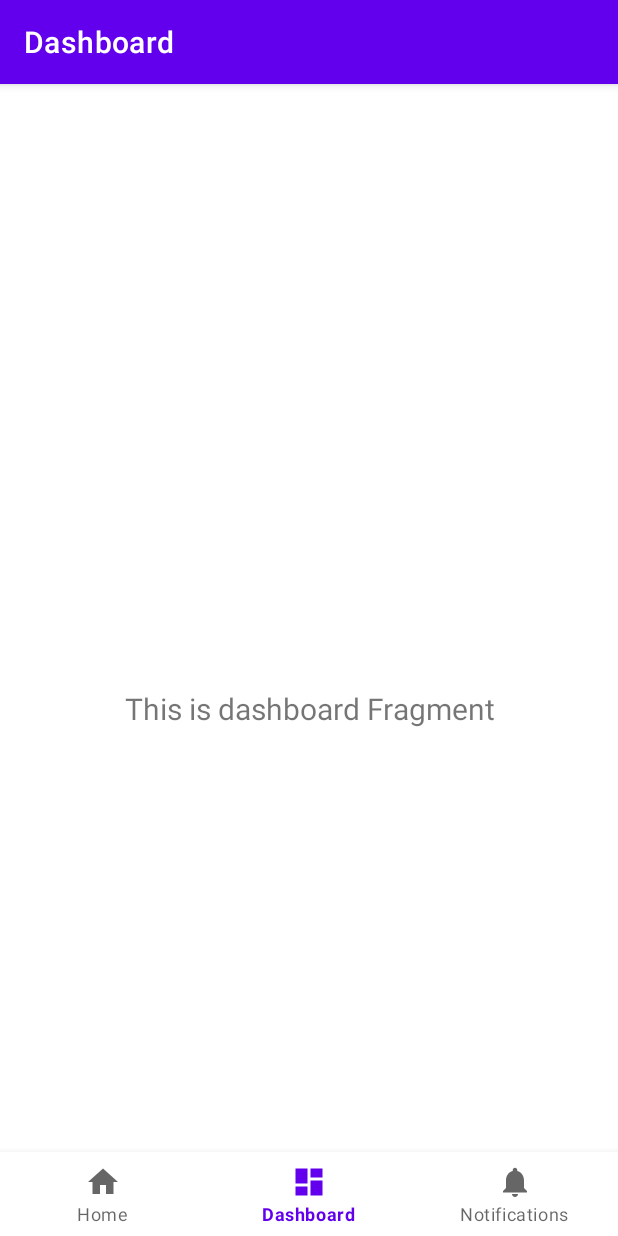
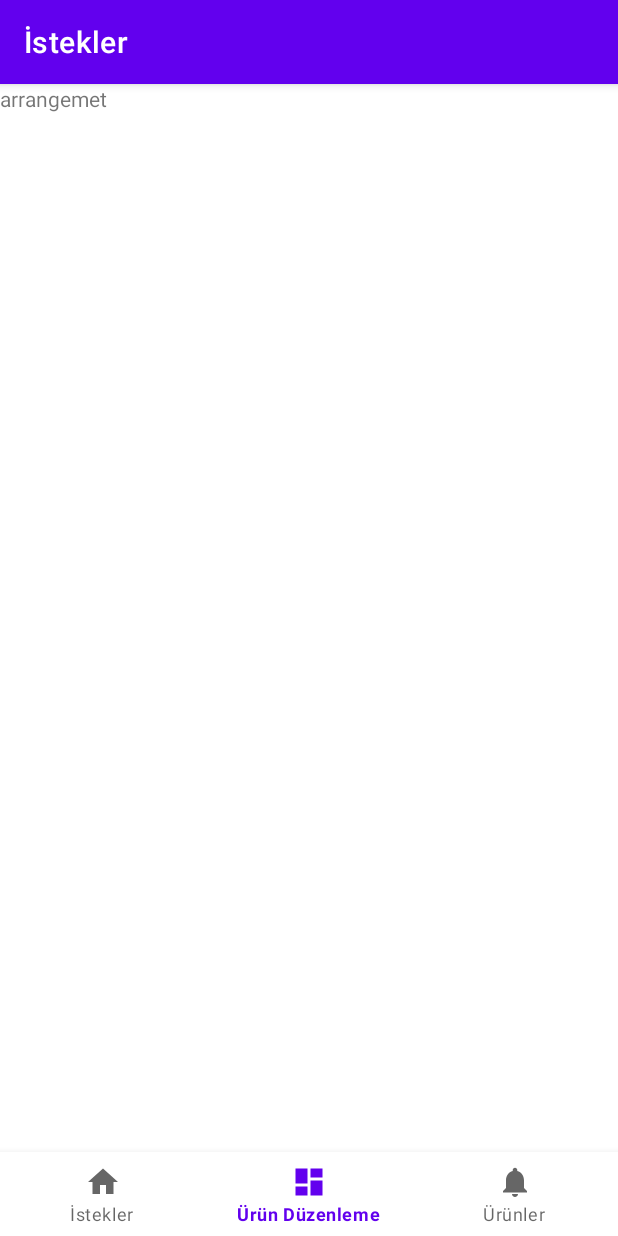
Before and after one commit to 55selcukozdemir/santiye, an Android app: the screen it shows after launch (MainActivity before the commit, Warehome after it), item 2 of the bottom bar chosen, on a phone screen of 412 x 824 dp. Run offline under Robolectric (Android 15) with nearby library versions, the phone set to English and light mode, and no system bars; our stand-ins replace navigation-ui.

Commit message:
warehome navigation added

```diff
--- a/app/src/main/AndroidManifest.xml
+++ b/app/src/main/AndroidManifest.xml
@@ -10,21 +10,26 @@
         android:supportsRtl="true"
         android:theme="@style/Theme.Santiye">
         <activity
-            android:name=".LoginActivity"
-            android:exported="true" />
-        <activity
-            android:name=".Operator"
-            android:exported="true"/>
-        <activity
-            android:name=".MainActivity"
-            android:exported="true"
-            android:label="@string/app_name">
+            android:name=".Warehome"
+            android:exported="true" >
             <intent-filter>
                 <action android:name="android.intent.action.MAIN" />
 
                 <category android:name="android.intent.category.LAUNCHER" />
             </intent-filter>
         </activity>
+        <activity
+            android:name=".LoginActivity"
+            android:exported="true" />
+        <activity
+            android:name=".Operator"
+            android:exported="true" />
+        <activity
+            android:name=".MainActivity"
+            android:exported="true"
+            android:label="@string/app_name">
+
+        </activity>
     </application>
 
 </manifest>
--- /dev/null
+++ b/app/src/main/java/com/example/santiye/Warehome.kt
@@ -0,0 +1,33 @@
+package com.example.santiye
+
+import android.os.Binder
+import androidx.appcompat.app.AppCompatActivity
+import android.os.Bundle
+import androidx.navigation.findNavController
+import androidx.navigation.ui.AppBarConfiguration
+import androidx.navigation.ui.setupActionBarWithNavController
+import androidx.navigation.ui.setupWithNavController
+import com.example.santiye.databinding.ActivityWarehomeBinding
+import com.google.android.material.bottomnavigation.BottomNavigationView
+
+class Warehome : AppCompatActivity() {
+
+    private lateinit var binding: ActivityWarehomeBinding
+
+    override fun onCreate(savedInstanceState: Bundle?) {
+        super.onCreate(savedInstanceState)
+        binding = ActivityWarehomeBinding.inflate(layoutInflater)
+        setContentView(binding.root)
+
+        val navView: BottomNavigationView = binding.navViewWarehome
+        val navController = findNavController(R.id.nav_host_fragment_activity_warehome)
+        val appBarConfiguration = AppBarConfiguration(
+            setOf(R.id.navigation_product_arrangement,R.id.navigation_request,R.id.navigation_products)
+        )
+
+        setupActionBarWithNavController(navController,appBarConfiguration)
+        navView.setupWithNavController(navController)
+
+
+    }
+}
--- a/app/src/main/java/com/example/santiye/ui/home/HomeFragment.kt
+++ b/app/src/main/java/com/example/santiye/ui/home/HomeFragment.kt
@@ -25,16 +25,9 @@ class HomeFragment : Fragment() {
         container: ViewGroup?,
         savedInstanceState: Bundle?
     ): View? {
-        homeViewModel =
-            ViewModelProvider(this).get(HomeViewModel::class.java)
-
         _binding = FragmentHomeBinding.inflate(inflater, container, false)
         val root: View = binding.root
 
-        val textView: TextView = binding.textHome
-        homeViewModel.text.observe(viewLifecycleOwner, Observer {
-            textView.text = it
-        })
         return root
     }
 
--- /dev/null
+++ b/app/src/main/java/com/example/santiye/warehome/ProductArrangementFragment.kt
@@ -0,0 +1,20 @@
+package com.example.santiye.warehome
+
+import android.os.Bundle
+import android.view.LayoutInflater
+import android.view.View
+import android.view.ViewGroup
+import androidx.fragment.app.Fragment
+import com.example.santiye.databinding.FragmentProductArrangemetBinding
+
+class ProductArrangementFragment : Fragment() {
+
+    private var _binding: FragmentProductArrangemetBinding? = null
+    private val binding get() = _binding!!
+
+
+    override fun onCreateView(inflater: LayoutInflater, container: ViewGroup?, savedInstanceState: Bundle?): View? {
+        _binding = FragmentProductArrangemetBinding.inflate(inflater,container,false)
+        return binding.root
+    }
+}
--- /dev/null
+++ b/app/src/main/java/com/example/santiye/warehome/ProductFragment.kt
@@ -0,0 +1,20 @@
+package com.example.santiye.warehome
+
+import android.os.Bundle
+import android.view.LayoutInflater
+import android.view.View
+import android.view.ViewGroup
+import androidx.fragment.app.Fragment
+import com.example.santiye.databinding.FragmentProductArrangemetBinding
+
+class ProductFragment : Fragment() {
+
+    private var _binding: FragmentProductArrangemetBinding? = null
+    private val binding get() = _binding!!
+
+
+    override fun onCreateView(inflater: LayoutInflater,container: ViewGroup?,savedInstanceState: Bundle?): View? {
+        _binding = FragmentProductArrangemetBinding.inflate(inflater,container,false)
+        return binding.root
+    }
+}
--- /dev/null
+++ b/app/src/main/java/com/example/santiye/warehome/RequestFragment.kt
@@ -0,0 +1,20 @@
+package com.example.santiye.warehome
+
+import android.os.Bundle
+import android.view.LayoutInflater
+import android.view.View
+import android.view.ViewGroup
+import androidx.fragment.app.Fragment
+import com.example.santiye.databinding.FragmentRequestBinding
+
+class RequestFragment : Fragment() {
+
+    private var _binding: FragmentRequestBinding? = null
+    private val binding get() = _binding!!
+
+    override fun onCreateView(inflater: LayoutInflater,container: ViewGroup?, savedInstanceState: Bundle?): View? {
+        _binding = FragmentRequestBinding.inflate(inflater,container,false)
+        return binding.root
+
+    }
+}
--- a/app/src/main/res/layout/activity_login.xml
+++ b/app/src/main/res/layout/activity_login.xml
@@ -59,4 +59,10 @@
             android:ems="10"
             android:inputType="textPassword" />
     </LinearLayout>
+
+    <Button
+        android:id="@+id/login_giriş"
+        android:layout_width="100dp"
+        android:layout_height="wrap_content"
+        android:text="Giriş" />
 </LinearLayout>
--- /dev/null
+++ b/app/src/main/res/layout/activity_warehome.xml
@@ -0,0 +1,33 @@
+<?xml version="1.0" encoding="utf-8"?>
+<androidx.constraintlayout.widget.ConstraintLayout xmlns:android="http://schemas.android.com/apk/res/android"
+    xmlns:app="http://schemas.android.com/apk/res-auto"
+    xmlns:tools="http://schemas.android.com/tools"
+    android:layout_width="match_parent"
+    android:layout_height="match_parent"
+    tools:context=".Warehome">
+
+    <com.google.android.material.bottomnavigation.BottomNavigationView
+        android:id="@+id/nav_view_warehome"
+        android:layout_width="0dp"
+        android:layout_height="wrap_content"
+        android:layout_marginStart="0dp"
+        android:layout_marginEnd="0dp"
+        android:background="?android:attr/windowBackground"
+        app:layout_constraintBottom_toBottomOf="parent"
+        app:layout_constraintLeft_toLeftOf="parent"
+        app:layout_constraintRight_toRightOf="parent"
+        app:menu="@menu/bottom_nav_menu_warehome" />
+
+    <fragment
+        android:id="@+id/nav_host_fragment_activity_warehome"
+        android:name="androidx.navigation.fragment.NavHostFragment"
+        android:layout_width="match_parent"
+        android:layout_height="match_parent"
+        app:defaultNavHost="true"
+        app:layout_constraintBottom_toTopOf="@id/nav_view_warehome"
+        app:layout_constraintLeft_toLeftOf="parent"
+        app:layout_constraintRight_toRightOf="parent"
+        app:layout_constraintTop_toTopOf="parent"
+        app:navGraph="@navigation/warehome_navigation" />
+
+</androidx.constraintlayout.widget.ConstraintLayout>
--- /dev/null
+++ b/app/src/main/res/layout/fragment_product_arrangemet.xml
@@ -0,0 +1,12 @@
+<?xml version="1.0" encoding="utf-8"?>
+<LinearLayout xmlns:android="http://schemas.android.com/apk/res/android"
+    android:orientation="vertical"
+    android:layout_width="match_parent"
+    android:layout_height="match_parent">
+
+    <TextView
+        android:id="@+id/textView"
+        android:layout_width="match_parent"
+        android:layout_height="wrap_content"
+        android:text="arrangemet" />
+</LinearLayout>
--- /dev/null
+++ b/app/src/main/res/layout/fragment_products.xml
@@ -0,0 +1,14 @@
+<?xml version="1.0" encoding="utf-8"?>
+<androidx.constraintlayout.widget.ConstraintLayout xmlns:android="http://schemas.android.com/apk/res/android"
+    xmlns:tools="http://schemas.android.com/tools"
+    android:layout_width="match_parent"
+    android:layout_height="match_parent">
+
+    <TextView
+        android:id="@+id/textView2"
+        android:layout_width="wrap_content"
+        android:layout_height="wrap_content"
+        android:text="products"
+        tools:layout_editor_absoluteX="249dp"
+        tools:layout_editor_absoluteY="175dp" />
+</androidx.constraintlayout.widget.ConstraintLayout>
--- /dev/null
+++ b/app/src/main/res/layout/fragment_request.xml
@@ -0,0 +1,12 @@
+<?xml version="1.0" encoding="utf-8"?>
+<LinearLayout xmlns:android="http://schemas.android.com/apk/res/android"
+    android:orientation="vertical"
+    android:layout_width="match_parent"
+    android:layout_height="match_parent">
+
+    <TextView
+        android:layout_width="match_parent"
+        android:layout_height="match_parent"
+        android:text="requesrt" />
+
+</LinearLayout>
--- /dev/null
+++ b/app/src/main/res/menu/bottom_nav_menu_warehome.xml
@@ -0,0 +1,19 @@
+<?xml version="1.0" encoding="utf-8"?>
+<menu xmlns:android="http://schemas.android.com/apk/res/android">
+
+    <item
+        android:id="@+id/navigation_request"
+        android:icon="@drawable/ic_home_black_24dp"
+        android:title="@string/title_request" />
+
+    <item
+        android:id="@+id/navigation_product_arrangement"
+        android:icon="@drawable/ic_dashboard_black_24dp"
+        android:title="@string/title_product_arrangement" />
+
+    <item
+        android:id="@+id/navigation_products"
+        android:icon="@drawable/ic_notifications_black_24dp"
+        android:title="@string/title_products" />
+
+</menu>
--- /dev/null
+++ b/app/src/main/res/navigation/warehome_navigation.xml
@@ -0,0 +1,26 @@
+<?xml version="1.0" encoding="utf-8"?>
+<navigation xmlns:android="http://schemas.android.com/apk/res/android"
+    xmlns:app="http://schemas.android.com/apk/res-auto"
+    xmlns:tools="http://schemas.android.com/tools"
+    android:id="@+id/warehome_navigation"
+    app:startDestination="@id/navigation_request">
+
+    <fragment
+        android:id="@+id/navigation_request"
+        android:name="com.example.santiye.warehome.RequestFragment"
+        android:label="@string/title_request"
+        tools:layout="@layout/fragment_request" />
+
+    <fragment
+        android:id="@+id/navigation_product_arrangement"
+        android:name="com.example.santiye.warehome.ProductArrangementFragment"
+        android:label="@string/title_request"
+        tools:layout="@layout/fragment_product_arrangemet" />
+
+    <fragment
+        android:id="@+id/navigation_products"
+        android:name="com.example.santiye.warehome.ProductFragment"
+        android:label="@string/title_request"
+        tools:layout="@layout/fragment_products" />
+
+</navigation>
--- a/app/src/main/res/values/strings.xml
+++ b/app/src/main/res/values/strings.xml
@@ -3,4 +3,8 @@
     <string name="title_home">Home</string>
     <string name="title_dashboard">Dashboard</string>
     <string name="title_notifications">Notifications</string>
+
+    <string name="title_request">İstekler</string>
+    <string name="title_product_arrangement">Ürün Düzenleme</string>
+    <string name="title_products">Ürünler</string>
 </resources>
```
